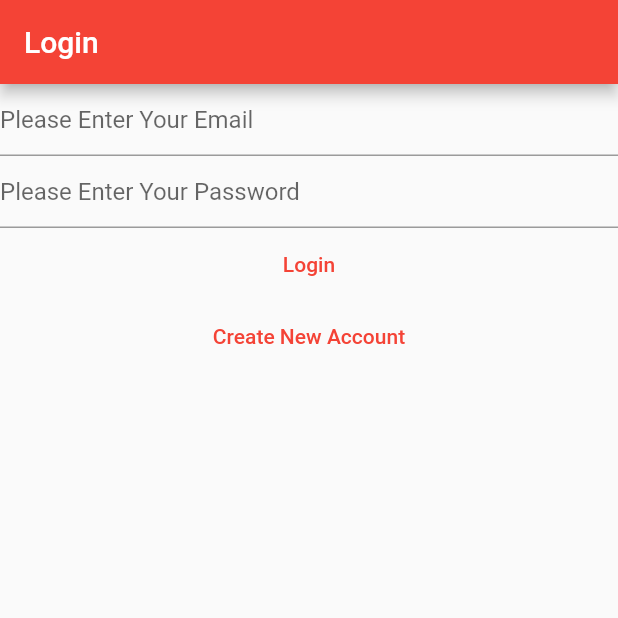
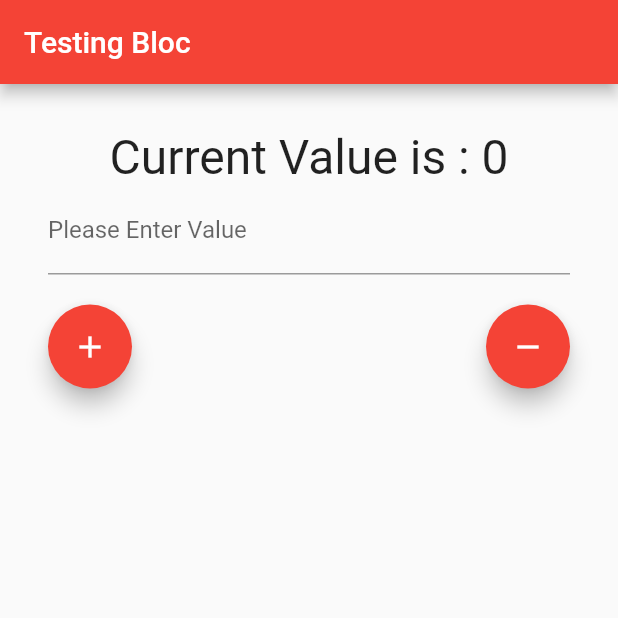
Before and after one commit to 4643880/Notes-App-Flutter, a Flutter app: the screen it shows after launch, on a phone screen of 412 x 824 dp, the top half of it. Run offline on Flutter 3.47's test engine with Material 2 defaults, Android fonts, the phone set to English and light mode, and no system bars; our stand-ins replace bloc, cloud_firestore, firebase_auth, firebase_core, flutter_bloc, share_plus; accounts and stored records are empty.

Commit message:
Created Counter App With TextField Using Bloc

```diff
--- a/lib/main.dart
+++ b/lib/main.dart
@@ -2,6 +2,7 @@ import 'package:firebase_core/firebase_core.dart';
 import 'package:flutter/material.dart';
 import 'package:mynotes/constants/routes.dart';
 import 'package:mynotes/screens/home_page.dart';
+import 'package:mynotes/screens/home_page_bloc.dart';
 import 'package:mynotes/views/auth%20views/login_view.dart';
 import 'package:mynotes/views/auth%20views/register_view.dart';
 import 'package:mynotes/views/auth%20views/verify_email_view.dart';
@@ -36,7 +37,7 @@ class MyApp extends StatelessWidget {
         primarySwatch: Colors.red,
       ),
       routes: {
-        "/": (context) => const HomePage(),
+        "/": (context) => const HomePageBloc(),
         loginRoute: (context) => const LoginView(),
         registerRoute: (context) => const RegisterView(),
         notesRoute: (context) => const NotesView(),
--- /dev/null
+++ b/lib/screens/home_page_bloc.dart
@@ -0,0 +1,166 @@
+import 'dart:developer';
+
+import 'package:bloc/bloc.dart';
+import 'package:flutter/cupertino.dart';
+import 'package:flutter/material.dart';
+import 'package:flutter_bloc/flutter_bloc.dart';
+
+class HomePageBloc extends StatefulWidget {
+  const HomePageBloc({Key? key}) : super(key: key);
+
+  @override
+  State<HomePageBloc> createState() => _HomePageBlocState();
+}
+
+class _HomePageBlocState extends State<HomePageBloc> {
+  late final TextEditingController _controller;
+
+  @override
+  void initState() {
+    _controller = TextEditingController();
+    super.initState();
+  }
+
+  @override
+  void dispose() {
+    _controller.dispose();
+    super.dispose();
+  }
+
+  @override
+  Widget build(BuildContext context) {
+    return BlocProvider(
+      create: (context) => CounterBloc(),
+      child: Scaffold(
+          appBar: AppBar(
+            title: const Text("Testing Bloc"),
+          ),
+          body: BlocConsumer<CounterBloc, CounterState>(
+            listener: (context, state) {
+              // _controller.clear();
+            },
+            builder: (context, state) {
+              final invalidValue =
+                  state is CounterInvalidState ? state.invalidValue : '';
+
+              return Padding(
+                padding:
+                    const EdgeInsets.symmetric(horizontal: 32, vertical: 30),
+                child: Column(
+                  // mainAxisAlignment: MainAxisAlignment.center,
+                  children: [
+                    Text(
+                      "Current Value is : ${state.value}",
+                      style: const TextStyle(fontSize: 32),
+                    ),
+                    Visibility(
+                      child: Text('Invalid Input: $invalidValue'),
+                      visible: state is CounterInvalidState,
+                    ),
+                    TextField(
+                      controller: _controller,
+                      keyboardType: TextInputType.number,
+                      decoration: const InputDecoration(
+                          labelText: "Please Enter Value"),
+                    ),
+                    const SizedBox(
+                      height: 20,
+                    ),
+                    Row(
+                      mainAxisAlignment: MainAxisAlignment.spaceBetween,
+                      children: [
+                        FloatingActionButton(
+                          child: const Icon(Icons.add),
+                          onPressed: () {
+                            BlocProvider.of<CounterBloc>(context).add(IncrementEvent(value: _controller.text));
+                          },
+                        ),
+                        const SizedBox(height: 8),
+                        FloatingActionButton(
+                          child: const Icon(Icons.remove),
+                          onPressed: () {
+                            BlocProvider.of<CounterBloc>(context).add(DecrementEvent(value: _controller.text));
+                          },
+                        ),
+                      ],
+                    )
+                  ],
+                ),
+              );
+            },
+          )),
+    );
+  }
+}
+
+//=============================================================
+// States Starts Here
+@immutable
+abstract class CounterState {
+  final int value;
+
+  const CounterState({required this.value});
+}
+
+class CounterValidState extends CounterState {
+  const CounterValidState({
+    required int validValue,
+  }) : super(value: validValue);
+}
+
+class CounterInvalidState extends CounterState {
+  final String invalidValue;
+
+  const CounterInvalidState({
+    required this.invalidValue,
+    required int previousValue,
+  }) : super(value: previousValue);
+}
+
+//=============================================================
+// Events Starts Here
+@immutable
+abstract class CounterEvent {
+  final String value;
+
+  const CounterEvent(this.value);
+}
+
+class IncrementEvent extends CounterEvent {
+  const IncrementEvent({required String value}) : super(value);
+}
+
+class DecrementEvent extends CounterEvent {
+  const DecrementEvent({required String value}) : super(value);
+}
+
+//=============================================================
+// Bloc Starts Here
+class CounterBloc extends Bloc<CounterEvent, CounterState> {
+  CounterBloc() : super(const CounterValidState(validValue: 0)) {
+    on<IncrementEvent>((event, emit) {
+      final integer = int.tryParse(event.value);
+
+      if (integer == null) {
+        emit(CounterInvalidState(
+          invalidValue: event.value,
+          previousValue: state.value,
+        ));
+      } else {
+        emit(CounterValidState(validValue: state.value + integer));
+      }
+    });
+    on<DecrementEvent>((event, emit) {
+      final integer = int.tryParse(event.value);
+
+      if (integer == null) {
+        emit(CounterInvalidState(
+          invalidValue: event.value,
+          previousValue: state.value,
+        ));
+      } else {
+        emit(CounterValidState(validValue: state.value - integer));
+      }
+    });
+  }
+}
--- a/pubspec.yaml
+++ b/pubspec.yaml
@@ -46,6 +46,8 @@ dependencies:
   path_provider: ^2.0.9
   sqflite: ^2.0.2+1
   share_plus: ^4.0.8
+  bloc: ^8.0.3
+  flutter_bloc: ^8.0.1
   # device_preview: ^1.0.0
 
 dev_dependencies:
```
Also changed, not shown: pubspec.lock.
